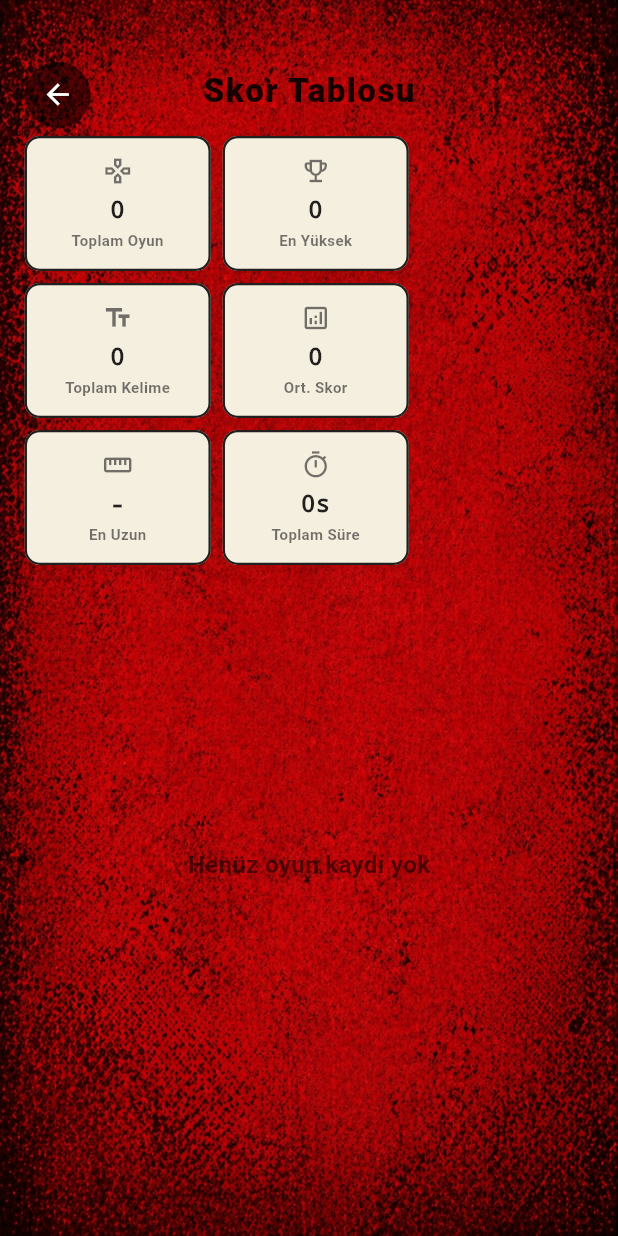
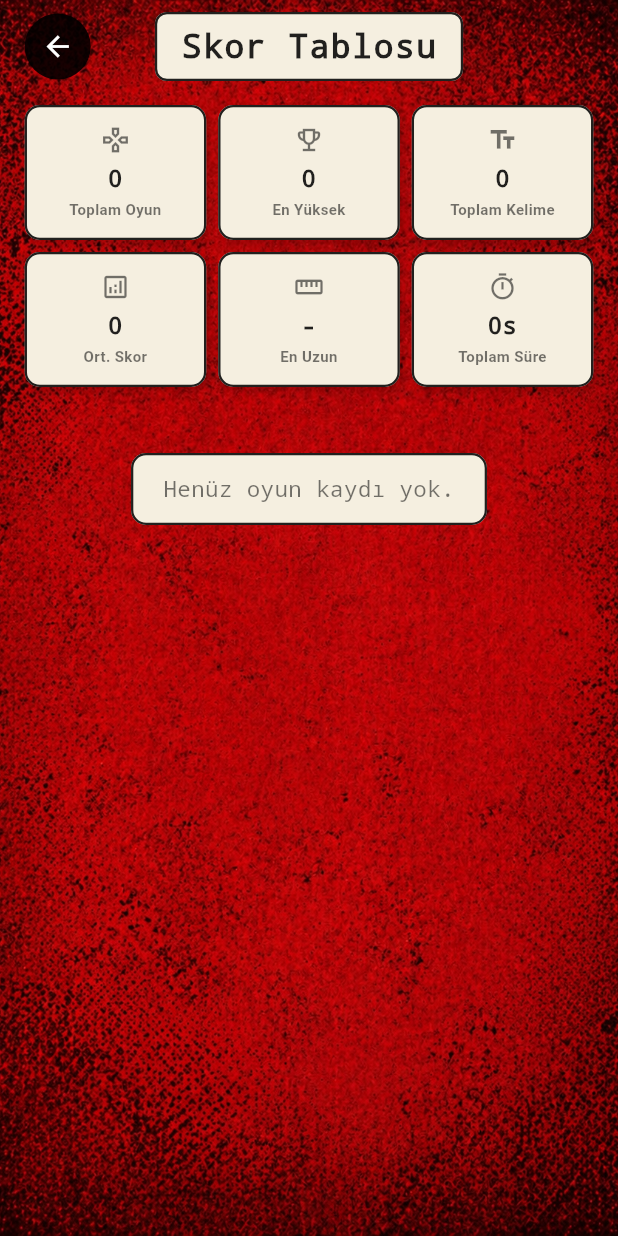
Before and after one commit to dilaydikbiyik/wordCrush-mobile, a Flutter app: the ScoreScreen screen opened by its route, on a phone screen of 412 x 824 dp. Run offline on Flutter 3.47's test engine with Material 3 defaults, Android fonts, the phone set to English and light mode, and no system bars; our stand-ins replace audioplayers, flutter_riverpod, go_router, objectbox; generated files the repository leaves out were written again.

Commit message:
fix(engine,ui,providers,tests): solvability fixes, grid animations, and bug corrections
- grid_solver_isolate: re-count words on fixed grid so wordCount is
  accurate after ensureSolvable(); was always returning 0 before
- grid_provider/scanAsync: add isRetry guard; re-scans fixed grid once
  to confirm solvability after auto-fix (guards against bad shuffle)
- app_constants: extract fish joker delete count as fishDeleteCount
- joker_executor: replace inline literal 3 with AppConstants.fishDeleteCount
- game_provider: add reactive gameRecordsProvider backed by ObjectBox
- game_screen: solvability check on initState; onPanStart clears
  selection and selects first cell; floor()+clamp cell offset;
  decrementMove on invalid word (3+ chars); exit dialog skips endGame
  when wordCount==0; _GridWidget converted to StatefulWidget with
  top-entry fall animation; power tile icon overlay on _CellTile;
  adjust currentWord Y position
- score_screen: ref.watch(gameRecordsProvider) replacing direct DB read;
  styled title and empty-state containers; ListView replaces fixed layout
- splash_screen: eagerly trigger trieProvider in postFrameCallback
- login_screen: runes.length for correct Turkish character counting
- trie_provider: add debugPrint logs for dictionary load lifecycle
- tests: remove dangling library doc comment; prefer const/final locals
- AUDIT_REPORT.md: add project audit report with findings and fix log

```diff
--- a/lib/core/constants/app_constants.dart
+++ b/lib/core/constants/app_constants.dart
@@ -19,6 +19,9 @@ class AppConstants {
   // Asset paths
   static const String wordsAssetPath = 'assets/data/turkish_words.txt';
 
+  // Joker behaviour
+  static const int fishDeleteCount = 3;
+
   // Joker prices
   static const int fishPrice = 100;
   static const int wheelPrice = 200;
--- a/lib/logic/powers/joker_executor.dart
+++ b/lib/logic/powers/joker_executor.dart
@@ -1,5 +1,6 @@
 import 'dart:math';
 
+import '../../core/constants/app_constants.dart';
 import '../../data/models/cell.dart';
 import '../../data/models/grid_model.dart';
 import '../../data/models/joker_inventory.dart';
@@ -70,7 +71,7 @@ class JokerExecutor {
     if (nonEmpty.isEmpty) return grid;
 
     nonEmpty.shuffle(_random);
-    final toRemove = nonEmpty.take(min(3, nonEmpty.length)).toList();
+    final toRemove = nonEmpty.take(min(AppConstants.fishDeleteCount, nonEmpty.length)).toList();
     return _gravityEngine.removeAndRefill(grid, toRemove);
   }
 
--- a/lib/logic/providers/game_provider.dart
+++ b/lib/logic/providers/game_provider.dart
@@ -175,3 +175,12 @@ final gameProvider = StateNotifierProvider<GameNotifier, GameState>((ref) {
   final db = ref.watch(objectBoxServiceProvider);
   return GameNotifier(db);
 });
+
+/// Reactive provider for all game records.
+///
+/// Re-reads from ObjectBox whenever [gameProvider] state changes (e.g. after endGame).
+final gameRecordsProvider = Provider<List<GameRecord>>((ref) {
+  ref.watch(gameProvider);
+  final db = ref.read(objectBoxServiceProvider);
+  return db.getAllGameRecords();
+});
--- a/lib/logic/providers/grid_provider.dart
+++ b/lib/logic/providers/grid_provider.dart
@@ -216,7 +216,7 @@ class GridNotifier extends StateNotifier<GridState> {
   ///
   /// Updates [formableWordCount] and, if no valid word exists, replaces the
   /// grid with a solvable version — all without blocking the UI thread.
-  Future<void> scanAsync(TrieService trie) async {
+  Future<void> scanAsync(TrieService trie, {bool isRetry = false}) async {
     final result = await scanGridAsync(state.grid, trie);
 
     if (result.fixedLetters != null) {
@@ -226,6 +226,8 @@ class GridNotifier extends StateNotifier<GridState> {
         currentWord: '',
         formableWordCount: result.wordCount,
       );
+      // Verify the fixed grid is truly solvable (guard against bad shuffle).
+      if (!isRetry) await scanAsync(trie, isRetry: true);
     } else {
       state = state.copyWith(formableWordCount: result.wordCount);
     }
--- a/lib/ui/screens/login_screen.dart
+++ b/lib/ui/screens/login_screen.dart
@@ -22,7 +22,7 @@ class _LoginScreenState extends ConsumerState<LoginScreen> {
       setState(() => _errorText = 'Kullanıcı adı boş olamaz');
       return;
     }
-    if (username.length > 20) {
+    if (username.runes.length > 20) {
       setState(() => _errorText = 'En fazla 20 karakter');
       return;
     }
--- a/lib/ui/screens/score_screen.dart
+++ b/lib/ui/screens/score_screen.dart
@@ -4,24 +4,21 @@ import 'package:flutter_riverpod/flutter_riverpod.dart';
 import '../../data/models/game_record.dart';
 import '../../logic/providers/game_provider.dart';
 
-/// Displays overall performance stats (top) and per-game cards (bottom).
-///
-/// Loads GameRecord list from ObjectBoxService and computes summary stats.
 class ScoreScreen extends ConsumerWidget {
   const ScoreScreen({super.key});
 
   @override
   Widget build(BuildContext context, WidgetRef ref) {
     final size = MediaQuery.of(context).size;
-    final db = ref.read(objectBoxServiceProvider);
-    final records = db.getAllGameRecords(); // sorted newest first
+    final records = ref.watch(gameRecordsProvider);
 
-    // Compute summary stats
     final totalGames = records.length;
-    final bestScore =
-        records.isEmpty ? 0 : records.map((r) => r.score).reduce((a, b) => a > b ? a : b);
-    final totalWords =
-        records.isEmpty ? 0 : records.map((r) => r.wordCount).reduce((a, b) => a + b);
+    final bestScore = records.isEmpty
+        ? 0
+        : records.map((r) => r.score).reduce((a, b) => a > b ? a : b);
+    final totalWords = records.isEmpty
+        ? 0
+        : records.map((r) => r.wordCount).reduce((a, b) => a + b);
     final avgScore = totalGames > 0
         ? (records.map((r) => r.score).reduce((a, b) => a + b) / totalGames).round()
         : 0;
@@ -31,118 +28,143 @@ class ScoreScreen extends ConsumerWidget {
             .map((r) => r.longestWord)
             .where((w) => w.isNotEmpty)
             .fold<String>('', (a, b) => b.length > a.length ? b : a);
-    final totalMoves = records.isEmpty
+    final totalSeconds = records.isEmpty
         ? 0
         : records.map((r) => r.durationSeconds).reduce((a, b) => a + b);
 
     return Scaffold(
-      body: SizedBox(
+      body: Stack(
+        children: [
+          // Background
+          Container(
             width: size.width,
             height: size.height,
-        child: Stack(
-          children: [
-            // Background
-            Image.asset(
-              'assets/images/score_bg.png',
-              fit: BoxFit.fill,
-              width: size.width,
-              height: size.height,
+            decoration: const BoxDecoration(
+              image: DecorationImage(
+                image: AssetImage('assets/images/score_bg.png'),
+                fit: BoxFit.cover,
+              ),
+            ),
           ),
 
-            // Back button
-            Positioned(
-              top: size.height * 0.05,
-              left: size.width * 0.04,
-              child: GestureDetector(
+          // Scrollable content
+          SafeArea(
+            child: Column(
+              children: [
+                // Top bar
+                Padding(
+                  padding: EdgeInsets.symmetric(
+                      horizontal: size.width * 0.04, vertical: 8),
+                  child: Row(
+                    children: [
+                      GestureDetector(
                         behavior: HitTestBehavior.opaque,
                         onTap: () => Navigator.of(context).pop(),
                         child: Container(
                           width: 44,
                           height: 44,
                           decoration: BoxDecoration(
-                    color: Colors.black54,
+                            color: Colors.black87,
                             borderRadius: BorderRadius.circular(22),
                           ),
                           child: const Icon(Icons.arrow_back,
                               color: Colors.white, size: 22),
                         ),
                       ),
+                      Expanded(
+                        child: Center(
+                          child: Container(
+                            padding: const EdgeInsets.symmetric(
+                                horizontal: 16, vertical: 6),
+                            decoration: BoxDecoration(
+                              color: const Color(0xFFF5EFE0),
+                              borderRadius: BorderRadius.circular(8),
+                              border:
+                                  Border.all(color: Colors.black87, width: 1.5),
                             ),
-
-            // Title
-            Positioned(
-              top: size.height * 0.055,
-              left: 0,
-              right: 0,
-              child: const Center(
-                child: Text(
+                            child: const Text(
                               'Skor Tablosu',
                               style: TextStyle(
                                 fontSize: 22,
                                 fontWeight: FontWeight.w900,
                                 color: Colors.black87,
+                                fontFamily: 'Courier',
                                 letterSpacing: 1,
                               ),
                             ),
                           ),
                         ),
+                      ),
+                      const SizedBox(width: 44),
+                    ],
+                  ),
+                ),
 
-            // Stats cards (top)
-            Positioned(
-              top: size.height * 0.11,
-              left: size.width * 0.04,
-              right: size.width * 0.04,
-              child: _StatsGrid(
+                Expanded(
+                  child: ListView(
+                    padding: EdgeInsets.symmetric(
+                        horizontal: size.width * 0.04, vertical: 8),
+                    children: [
+                      // 6 stat cards — 2 per row
+                      _StatsGrid(
                         totalGames: totalGames,
                         bestScore: bestScore,
                         totalWords: totalWords,
                         avgScore: avgScore,
                         longestWord: longestWord.isEmpty ? '-' : longestWord,
-                totalTime: _formatDuration(totalMoves),
+                        totalTime: _formatDuration(totalSeconds),
+                      ),
+
+                      const SizedBox(height: 12),
+
+                      // Game record cards
+                      if (records.isEmpty)
+                        Center(
+                          child: Padding(
+                            padding: const EdgeInsets.only(top: 32),
+                            child: Container(
+                              padding: const EdgeInsets.symmetric(
+                                  horizontal: 20, vertical: 12),
+                              decoration: BoxDecoration(
+                                color: const Color(0xFFF5EFE0),
+                                borderRadius: BorderRadius.circular(10),
+                                border: Border.all(
+                                    color: Colors.black87, width: 1.5),
+                              ),
+                              child: const Text(
+                                'Henüz oyun kaydı yok.',
+                                style: TextStyle(
+                                  fontSize: 15,
+                                  color: Colors.black54,
+                                  fontFamily: 'Courier',
                                 ),
                               ),
-
-            // Game records list (bottom)
-            Positioned(
-              top: size.height * 0.42,
-              left: size.width * 0.04,
-              right: size.width * 0.04,
-              bottom: size.height * 0.02,
-              child: records.isEmpty
-                  ? const Center(
-                      child: Text(
-                        'Henüz oyun kaydı yok',
-                        style: TextStyle(
-                          fontSize: 16,
-                          color: Colors.black54,
-                          fontWeight: FontWeight.w600,
                             ),
                           ),
                         )
-                  : ListView.builder(
-                      padding: EdgeInsets.zero,
-                      itemCount: records.length,
-                      itemBuilder: (_, i) =>
-                          _GameRecordCard(record: records[i]),
+                      else
+                        ...records.map((r) => _GameRecordCard(record: r)),
+                    ],
                   ),
                 ),
               ],
             ),
+          ),
+        ],
       ),
     );
   }
 
   String _formatDuration(int totalSeconds) {
     if (totalSeconds < 60) return '${totalSeconds}s';
-    final minutes = totalSeconds ~/ 60;
-    final seconds = totalSeconds % 60;
-    if (minutes < 60) return '${minutes}d ${seconds}s';
-    final hours = minutes ~/ 60;
-    return '${hours}sa ${minutes % 60}d';
+    final m = totalSeconds ~/ 60;
+    final s = totalSeconds % 60;
+    if (m < 60) return '${m}d ${s}s';
+    final h = m ~/ 60;
+    return '${h}sa ${m % 60}d';
   }
 }
 
-/// 2×3 grid of summary statistic cards.
 class _StatsGrid extends StatelessWidget {
   final int totalGames;
   final int bestScore;
@@ -174,12 +196,16 @@ class _StatsGrid extends StatelessWidget {
     return Wrap(
       spacing: 8,
       runSpacing: 8,
-      children: stats
-          .map((s) => SizedBox(
-                width: (MediaQuery.of(context).size.width - 40) / 3,
+      children: stats.map((s) {
+        final cardWidth = (MediaQuery.of(context).size.width -
+                MediaQuery.of(context).size.width * 0.08 -
+                16) /
+            3;
+        return SizedBox(
+          width: cardWidth,
           child: _StatCard(title: s.$1, value: s.$2, icon: s.$3),
-              ))
-          .toList(),
+        );
+      }).toList(),
     );
   }
 }
@@ -203,11 +229,11 @@ class _StatCard extends StatelessWidget {
         color: const Color(0xFFF5EFE0),
         borderRadius: BorderRadius.circular(10),
         border: Border.all(color: Colors.black87, width: 1.5),
-        boxShadow: [
+        boxShadow: const [
           BoxShadow(
-            color: Colors.black.withAlpha(20),
+            color: Color(0x33000000),
             blurRadius: 4,
-            offset: const Offset(0, 2),
+            offset: Offset(2, 3),
           ),
         ],
       ),
@@ -242,7 +268,6 @@ class _StatCard extends StatelessWidget {
   }
 }
 
-/// A single game record card with typewriter-style font.
 class _GameRecordCard extends StatelessWidget {
   final GameRecord record;
 
@@ -254,8 +279,8 @@ class _GameRecordCard extends StatelessWidget {
         '${record.date.day.toString().padLeft(2, '0')}.'
         '${record.date.month.toString().padLeft(2, '0')}.'
         '${record.date.year}';
-    final durationStr = _formatGameDuration(record.durationSeconds);
     final gridLabel = '${record.gridSize}×${record.gridSize}';
+    final dur = _fmt(record.durationSeconds);
 
     return Container(
       margin: const EdgeInsets.only(bottom: 8),
@@ -264,17 +289,16 @@ class _GameRecordCard extends StatelessWidget {
         color: const Color(0xFFF5EFE0),
         borderRadius: BorderRadius.circular(10),
         border: Border.all(color: Colors.black87, width: 1.5),
-        boxShadow: [
+        boxShadow: const [
           BoxShadow(
-            color: Colors.black.withAlpha(15),
+            color: Color(0x26000000),
             blurRadius: 3,
-            offset: const Offset(0, 2),
+            offset: Offset(2, 3),
           ),
         ],
       ),
       child: Row(
         children: [
-          // Game number badge
           Container(
             width: 36,
             height: 36,
@@ -295,7 +319,6 @@ class _GameRecordCard extends StatelessWidget {
             ),
           ),
           const SizedBox(width: 10),
-          // Details
           Expanded(
             child: Column(
               crossAxisAlignment: CrossAxisAlignment.start,
@@ -327,10 +350,9 @@ class _GameRecordCard extends StatelessWidget {
                 Row(
                   mainAxisAlignment: MainAxisAlignment.spaceBetween,
                   children: [
-                    _RecordStat(icon: Icons.star, value: '${record.score}'),
-                    _RecordStat(
-                        icon: Icons.text_fields, value: '${record.wordCount}'),
-                    _RecordStat(icon: Icons.timer, value: durationStr),
+                    _Stat(icon: Icons.star, value: '${record.score}'),
+                    _Stat(icon: Icons.text_fields, value: '${record.wordCount}'),
+                    _Stat(icon: Icons.timer, value: dur),
                   ],
                 ),
                 if (record.longestWord.isNotEmpty) ...[
@@ -353,7 +375,7 @@ class _GameRecordCard extends StatelessWidget {
     );
   }
 
-  String _formatGameDuration(int seconds) {
+  String _fmt(int seconds) {
     if (seconds < 60) return '${seconds}s';
     final m = seconds ~/ 60;
     final s = seconds % 60;
@@ -361,11 +383,11 @@ class _GameRecordCard extends StatelessWidget {
   }
 }
 
-class _RecordStat extends StatelessWidget {
+class _Stat extends StatelessWidget {
   final IconData icon;
   final String value;
 
-  const _RecordStat({required this.icon, required this.value});
+  const _Stat({required this.icon, required this.value});
 
   @override
   Widget build(BuildContext context) {
--- a/lib/ui/screens/splash_screen.dart
+++ b/lib/ui/screens/splash_screen.dart
@@ -4,6 +4,7 @@ import 'package:go_router/go_router.dart';
 
 import '../../logic/providers/joker_provider.dart';
 import '../../logic/providers/player_provider.dart';
+import '../../logic/providers/trie_provider.dart';
 import '../../router/app_router.dart';
 
 class SplashScreen extends ConsumerStatefulWidget {
@@ -29,6 +30,11 @@ class _SplashScreenState extends ConsumerState<SplashScreen>
     _fillAnim = Tween<double>(begin: 0.0, end: 1.0).animate(
       CurvedAnimation(parent: _fillController, curve: Curves.easeInOut),
     );
+
+    // Sözlüğü splash ekranında arka planda yükle.
+    WidgetsBinding.instance.addPostFrameCallback((_) {
+      ref.read(trieProvider.future);
+    });
 
     Future.delayed(const Duration(milliseconds: 2400), _navigate);
   }
```
Also changed, not shown: lib/logic/algorithms/grid_solver_isolate.dart (+5 -2 lines), lib/logic/providers/trie_provider.dart (+3 -7 lines), lib/ui/screens/game_screen.dart (+111 -19 lines), 3 other files. Lines whose indentation alone changed are shown as unchanged.
